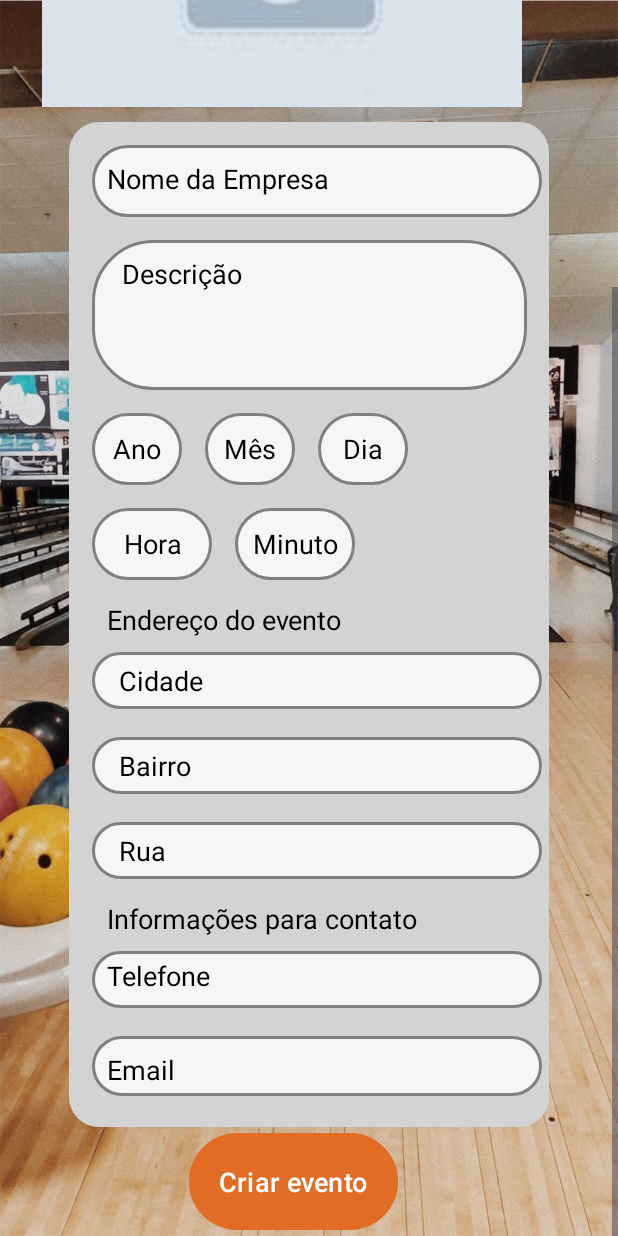
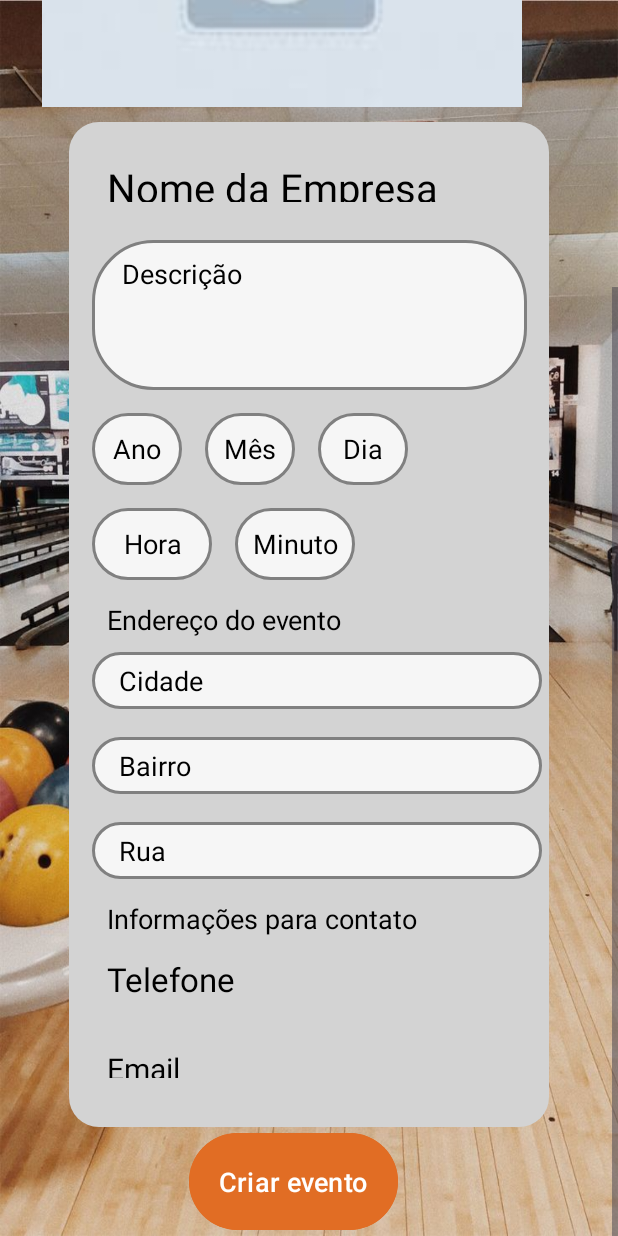
Before and after one commit to PedroFPer/Vai_pra_onde, an Android app: the fragment TelaCadastroEvento placed in its activity, scrolled down 248 dp, on a phone screen of 412 x 824 dp. Run offline under Robolectric (Android 15) with nearby library versions, the phone set to English and light mode, and no system bars; 5 statements that could not run were skipped.

Commit message:
micro ajustes

```diff
--- a/vaipraonde/app/src/main/java/com/ducks/vai_pra_onde/Geral/TelasFront/TelaCadastroEvento.java
+++ b/vaipraonde/app/src/main/java/com/ducks/vai_pra_onde/Geral/TelasFront/TelaCadastroEvento.java
@@ -74,8 +74,8 @@ public class TelaCadastroEvento extends Fragment {
 
 
         nome_da_empresa.setText(pessoaPJ.getNomeEmpresa());
-        Email.setText(pessoaPJ.getEmail());
-        Telefone.setText(pessoaPJ.getTelefone());
+        Email.setText("E-Mail: "+pessoaPJ.getEmail());
+        Telefone.setText("Tel: "+pessoaPJ.getTelefone());
 
         utilapagarFoco.apagarTextoAoFocar(nome_evento);
         utilapagarFoco.apagarTextoAoFocar(descricao);
--- a/vaipraonde/app/src/main/java/com/ducks/vai_pra_onde/Geral/TelasFront/TelaCadastroModifEvento.java
+++ b/vaipraonde/app/src/main/java/com/ducks/vai_pra_onde/Geral/TelasFront/TelaCadastroModifEvento.java
@@ -98,8 +98,8 @@
 
 
             nome_da_empresa.setText(eventoAtual.getNomeEmpresa());
-            Email.setText(pessoaPJ.getEmail());
-            Telefone.setText(pessoaPJ.getTelefone());
+            Email.setText("E-Mail: "+pessoaPJ.getEmail());
+            Telefone.setText("Tel: "+pessoaPJ.getTelefone());
 
             cidade.setText(pessoaPJ.getCidade());
             bairro.setText(pessoaPJ.getBairro());
--- a/vaipraonde/app/src/main/res/layout/activity_cadastro_evento.xml
+++ b/vaipraonde/app/src/main/res/layout/activity_cadastro_evento.xml
@@ -90,10 +90,10 @@
                     android:layout_marginTop="15dp"
                     android:text="Nome da Empresa"
                     android:textColor="@color/black"
-                    android:background="@drawable/caixa"
 
 
-                    android:textSize="8pt" />
+
+                    android:textSize="12pt" />
             </LinearLayout>
 
             <LinearLayout
@@ -287,9 +287,9 @@
                 android:layout_marginTop="0dp"
                 android:text="Telefone"
                 android:textColor="@color/black"
-                android:background="@drawable/caixa"
+
                 android:paddingVertical="4dp"
-                android:textSize="8pt"
+                android:textSize="10pt"
                 android:layout_marginBottom="15dp"/>
 
             <LinearLayout
@@ -301,14 +301,14 @@
                     android:layout_width="300dp"
                     android:layout_height="40dp"
                     android:layout_marginLeft="15dp"
-                    android:layout_marginTop="3dp"
+                    android:layout_marginTop="1dp"
                     android:paddingVertical="4dp"
                     android:paddingHorizontal="10dp"
                     android:padding="10dp"
                     android:text="Email"
                     android:textColor="@color/black"
-                    android:background="@drawable/caixa"
-                    android:textSize="8pt" />
+
+                    android:textSize="9pt" />
 
             </LinearLayout>
 
```
Also changed, not shown: vaipraonde/app/src/main/res/layout/activity_editar_evento.xml (+7 -7 lines).
